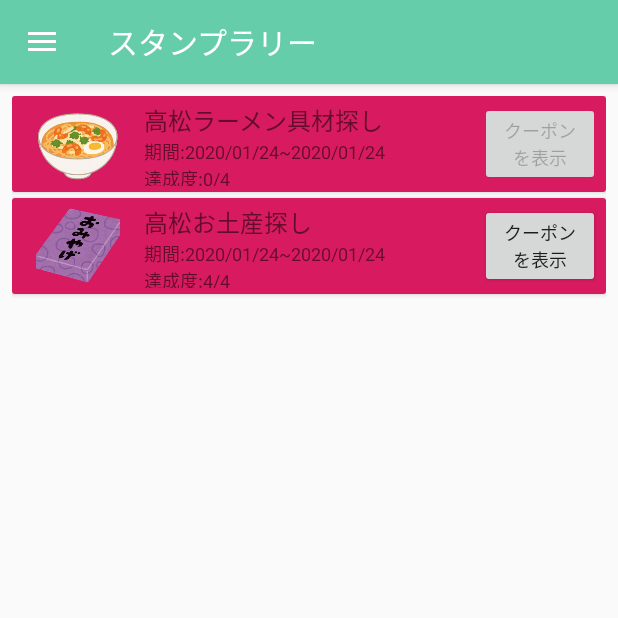
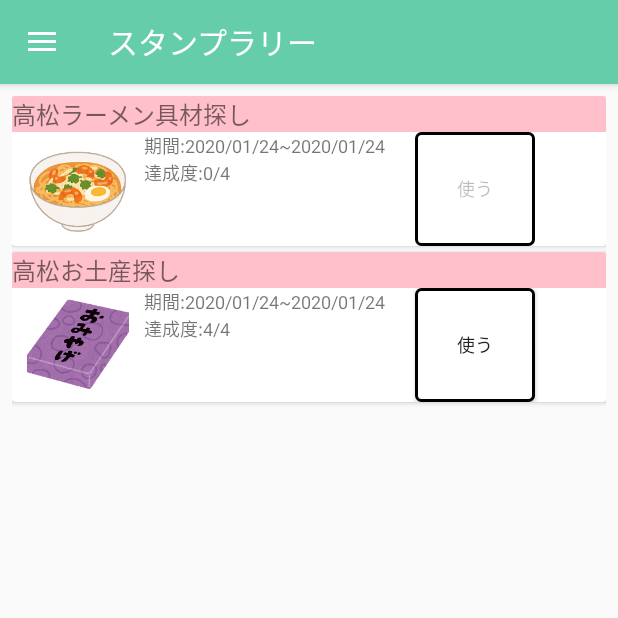
Before and after one commit to Takahiro-matsuno/sora-guide3, an Android app: the StampRallyActivity screen opened directly, with no data from a screen before it, on a phone screen of 412 x 824 dp, the top half of it. Run offline under Robolectric (Android 15) with nearby library versions, the phone set to English and light mode, and no system bars.

Commit message:
・QRコード画像差し替え ・クーポンダイアログ変更 ・スタンプラリーカードビュー変更中

```diff
--- a/app/src/main/java/jp/co/jalinfotec/soraguide/ui/ar/stamprally/StampRallyViewHolder.kt
+++ b/app/src/main/java/jp/co/jalinfotec/soraguide/ui/ar/stamprally/StampRallyViewHolder.kt
@@ -49,8 +49,8 @@ class StampRallyViewHolder(view: View) : RecyclerView.ViewHolder(view) {
         } else {
             itemView.couponBtn.isEnabled = false
             itemView.stampRallyArchiveText.text = mContext.getString(R.string.stamp_rally_achieve, data.getAcquiredNum(), num)
+        }
 
-        }
         // クーポン使用済みかで表記を変更する
         if (data.isCouponUsed) {
             itemView.couponBtn.isEnabled = false
@@ -60,7 +60,8 @@ class StampRallyViewHolder(view: View) : RecyclerView.ViewHolder(view) {
         }
 
         /* Viewのクリックイベント */
-        itemView.stampRallyLayout.setOnClickListener { cListener.itemTapped(data) }
+        //itemView.stampRallyLayout.setOnClickListener { cListener.itemTapped(data) }
         itemView.couponBtn.setOnClickListener { cListener.couponTapped(data) }
+
     }
 }
--- /dev/null
+++ b/app/src/main/res/drawable/cpnuse_button_style.xml
@@ -0,0 +1,16 @@
+<?xml version="1.0" encoding="utf-8"?>
+<shape xmlns:android="http://schemas.android.com/apk/res/android"
+       android:shape="rectangle">
+
+    <!-- 背景色 -->
+    <solid android:color="@color/colorWhite" />
+
+    <!-- 角の丸み -->
+    <corners android:radius="3dp" />
+
+    <!-- 枠線 width:線の幅、color:線の色 -->
+    <stroke
+            android:width="2dp"
+            android:color="@color/colorBlack" />
+
+</shape>
--- a/app/src/main/res/layout/viewholder_stamp_rally.xml
+++ b/app/src/main/res/layout/viewholder_stamp_rally.xml
@@ -4,14 +4,26 @@
         xmlns:tools="http://schemas.android.com/tools"
         xmlns:app="http://schemas.android.com/apk/res-auto"
         android:layout_width="match_parent"
-        android:layout_height="64dp"
+        android:layout_height="100dp"
         android:layout_marginBottom="4dp"
 >
-    <androidx.constraintlayout.widget.ConstraintLayout
-            android:id="@+id/stampRallyLayout"
+    <LinearLayout
             android:layout_width="match_parent"
             android:layout_height="match_parent"
-            android:background="@color/colorAccent"
+            android:orientation="vertical"
+    >
+        <TextView
+                android:id="@+id/stampRallyNameText"
+                android:layout_width="match_parent"
+                android:layout_height="wrap_content"
+                android:background="@color/colorPink"
+                android:textSize="16sp"
+                tools:text="スタンプラリータイトル"
+        />
+            <LinearLayout
+                    android:layout_width="match_parent"
+                    android:layout_height="match_parent"
+                    android:orientation="horizontal"
             >
                 <ImageView
                         android:id="@+id/stampRallyImage"
@@ -23,23 +35,14 @@
                         app:layout_constraintStart_toStartOf="parent"
                         tools:background="@color/colorBlack"
                 />
+
+
                 <LinearLayout
-                android:layout_width="0dp"
-                android:layout_height="match_parent"
+                        android:layout_width="wrap_content"
+                        android:layout_height="wrap_content"
                         android:orientation="vertical"
-                android:layout_margin="4dp"
-                app:layout_constraintTop_toTopOf="parent"
-                app:layout_constraintBottom_toBottomOf="parent"
-                app:layout_constraintStart_toEndOf="@+id/stampRallyImage"
-                app:layout_constraintEnd_toStartOf="@+id/couponBtn"
                 >
-            <TextView
-                    android:id="@+id/stampRallyNameText"
-                    android:layout_width="match_parent"
-                    android:layout_height="wrap_content"
-                    android:textSize="16sp"
-                    tools:text="スタンプラリータイトル"
-            />
+
                     <TextView
                             android:id="@+id/stampRallyPeriodText"
                             android:layout_width="match_parent"
@@ -59,12 +62,12 @@
                             android:id="@+id/couponBtn"
                             android:layout_width="80dp"
                             android:layout_height="match_parent"
-                android:layout_margin="4dp"
+                            android:layout_marginStart="20dp"
                             android:textSize="12sp"
-                app:layout_constraintTop_toTopOf="parent"
-                app:layout_constraintBottom_toBottomOf="parent"
-                app:layout_constraintEnd_toEndOf="parent"
+                            android:background="@drawable/cpnuse_button_style"
                             tools:text="@string/coupon_btn_not_used"
                     />
-    </androidx.constraintlayout.widget.ConstraintLayout>
+            </LinearLayout>
+
+    </LinearLayout>
 </androidx.cardview.widget.CardView>
--- a/app/src/main/res/values/colors.xml
+++ b/app/src/main/res/values/colors.xml
@@ -7,8 +7,13 @@
     <color name="actionbar_textColor">#008577</color>
     <color name="colorPalegreen">#98fb98</color>
     <color name="colorBlack">#000000</color>
-    <!-- navigation -->]
+    <!-- navigation -->
     <color name="white">#ffffff</color>
     <color name="green">#005000</color>
     <!-- taxi -->
+
+    <!-- common -->
+    <color name="colorDeepGreen">#005000</color>
+    <color name="colorPink">#ffc0cb</color>>
+
 </resources>
--- a/app/src/main/res/values/strings.xml
+++ b/app/src/main/res/values/strings.xml
@@ -23,10 +23,10 @@
     <!-- stamp rally -->
     <string name="periodStr">期間:%1$s~%2$s</string>
     <string name="stamp_rally_achieve">達成度:%1$d/%2$d</string>
-    <string name="coupon_btn_used">クーポン使用済</string>
-    <string name="coupon_btn_not_used">クーポンを表示</string>
+    <string name="coupon_btn_used">使う</string>
+    <string name="coupon_btn_not_used">使う</string>
     <!-- クーポンダイアログ用 -->
-    <string name="coupon_use_button">クーポンを使用する</string>
+    <string name="coupon_use_button">使う</string>
     <string name="limitStr">有効期限:%1$s~%2$s</string>
 
 </resources>
```
Also changed, not shown: app/src/main/java/jp/co/jalinfotec/soraguide/ui/ar/stamprally/CouponDialog.kt (+15 -6 lines), app/src/main/res/drawable/corner_round_button.xml (added, +8 -0 lines), app/src/main/res/layout/dialog_coupon.xml (+17 -7 lines), app/src/main/assets/wikitude/stamp-rally/assets/qr.png, app/src/main/res/drawable-xhdpi/coupon.png (added), app/src/main/res/drawable-xxhdpi/coupon.png (added), app/src/main/res/drawable-xxxhdpi/coupon.png (added), app/src/main/res/drawable/coupon.png (added). Lines whose indentation alone changed are shown as unchanged.
